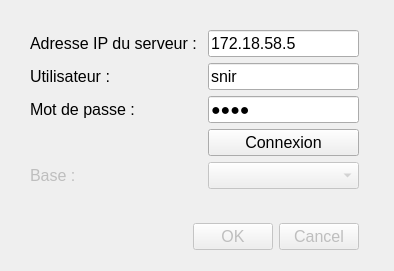
Before: the Qt Designer form 10_Banque/connexion.ui in TheoMichaud/Apprendre_QT, drawn with Qt 5.
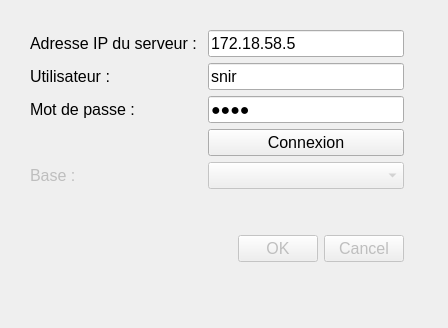
After: the same form once the commit is applied.

Patch:
```diff
--- a/10_Banque/connexion.ui
+++ b/10_Banque/connexion.ui
@@ -6,8 +6,8 @@
    <rect>
     <x>0</x>
     <y>0</y>
-    <width>394</width>
-    <height>271</height>
+    <width>448</width>
+    <height>328</height>
    </rect>
   </property>
   <property name="windowTitle">
@@ -18,8 +18,8 @@
     <rect>
      <x>30</x>
      <y>30</y>
-     <width>329</width>
-     <height>220</height>
+     <width>374</width>
+     <height>232</height>
     </rect>
    </property>
    <layout class="QVBoxLayout" name="verticalLayout">
@@ -39,6 +39,12 @@
       </item>
       <item row="0" column="1">
        <widget class="QLineEdit" name="lineEditAdresse">
+        <property name="minimumSize">
+         <size>
+          <width>150</width>
+          <height>0</height>
+         </size>
+        </property>
         <property name="font">
          <font>
           <pointsize>12</pointsize>
```
